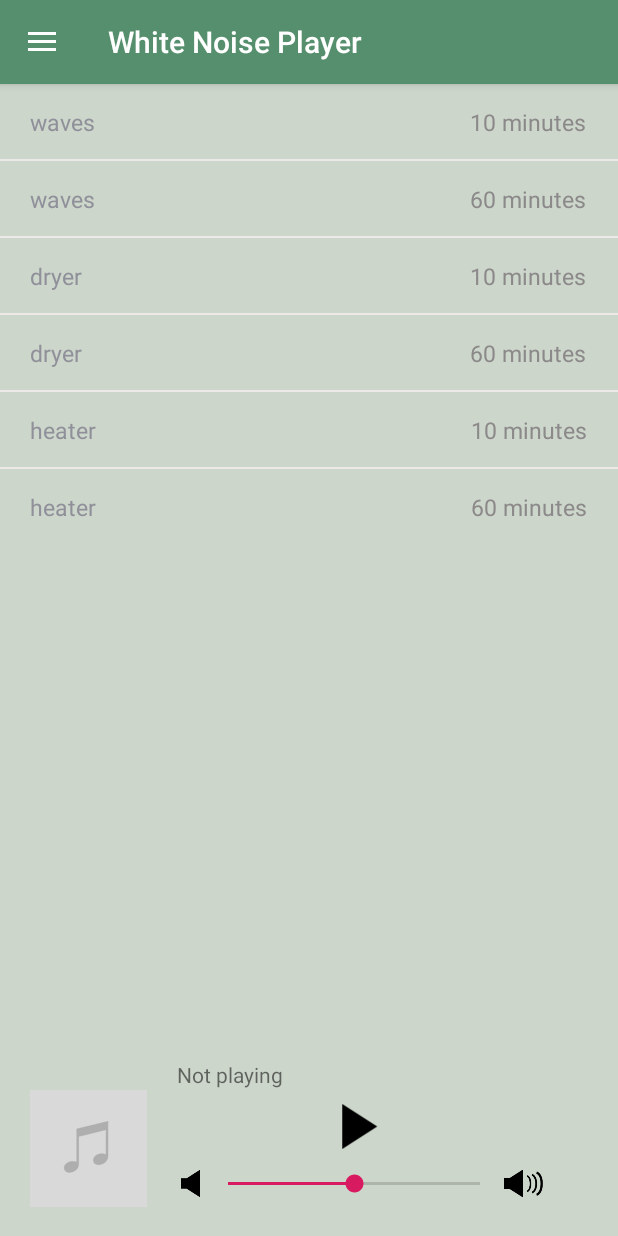
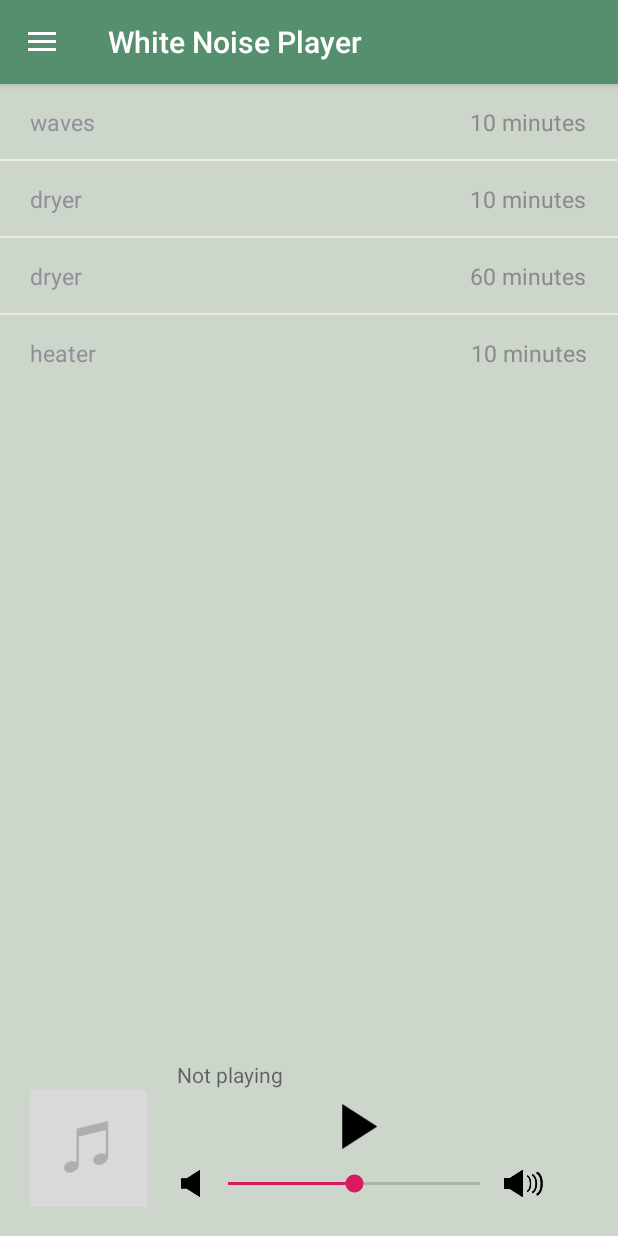
Before and after one commit to damonchen6886/Sleep-Forest, an Android app: the SlideshowFragment screen opened through its navigation route, on a phone screen of 412 x 824 dp. Run offline under Robolectric (Android 15) with nearby library versions, the phone set to English and light mode, and no system bars; our stand-ins replace Room's generated code, navigation-ui.

Commit message:
delete music

```diff
--- a/app/src/main/java/com/CS5520/sleepforest/ui/slideshow/SlideshowFragment.java
+++ b/app/src/main/java/com/CS5520/sleepforest/ui/slideshow/SlideshowFragment.java
@@ -35,9 +35,9 @@ public class SlideshowFragment extends Fragment {
     // music list
     ListView musicList;
     final ArrayList<Music> listContent = new ArrayList<>();
-    final int[] ids = {R.raw.wn01_10min, R.raw.wn01_60min,
+    final int[] ids = {R.raw.wn01_10min,
             R.raw.wn02_10min, R.raw.wn02_60min,
-            R.raw.wn03_10min, R.raw.wn03_60min};
+            R.raw.wn03_10min};
 
     // music player
     Button playBtn;
@@ -55,11 +55,9 @@ public class SlideshowFragment extends Fragment {
         musicList = (ListView)root.findViewById(R.id.musicList);
         //ArrayAdapter<String> adapter = new ArrayAdapter<String>(getActivity().getApplicationContext(), android.R.layout.simple_list_item_1, listContent);
         listContent.add(new Music("waves", "10 minutes"));
-        listContent.add(new Music("waves", "60 minutes"));
         listContent.add(new Music("dryer ", " 10 minutes"));
         listContent.add(new Music("dryer ", " 60 minutes"));
         listContent.add(new Music("heater", "10 minutes"));
-        listContent.add(new Music("heater", "60 minutes"));
         ArrayAdapter<Music> adapter = new MusicAdapter(getActivity().getApplicationContext(), 0, listContent);
         musicList.setAdapter(adapter);
         currMusic = root.findViewById(R.id.currMusic);
```
